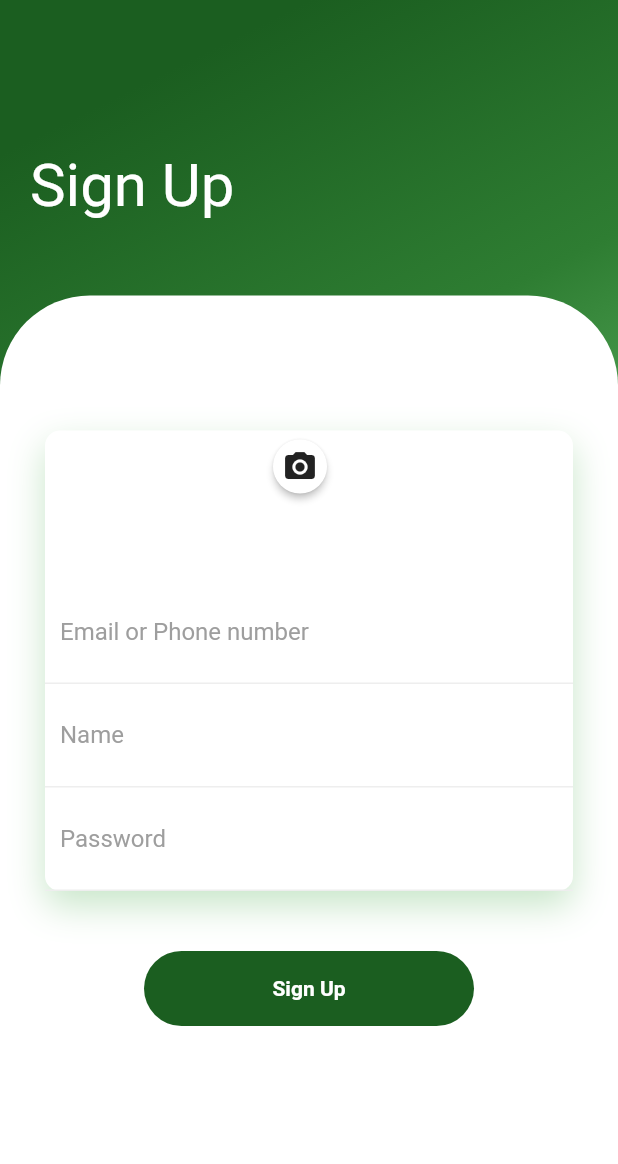
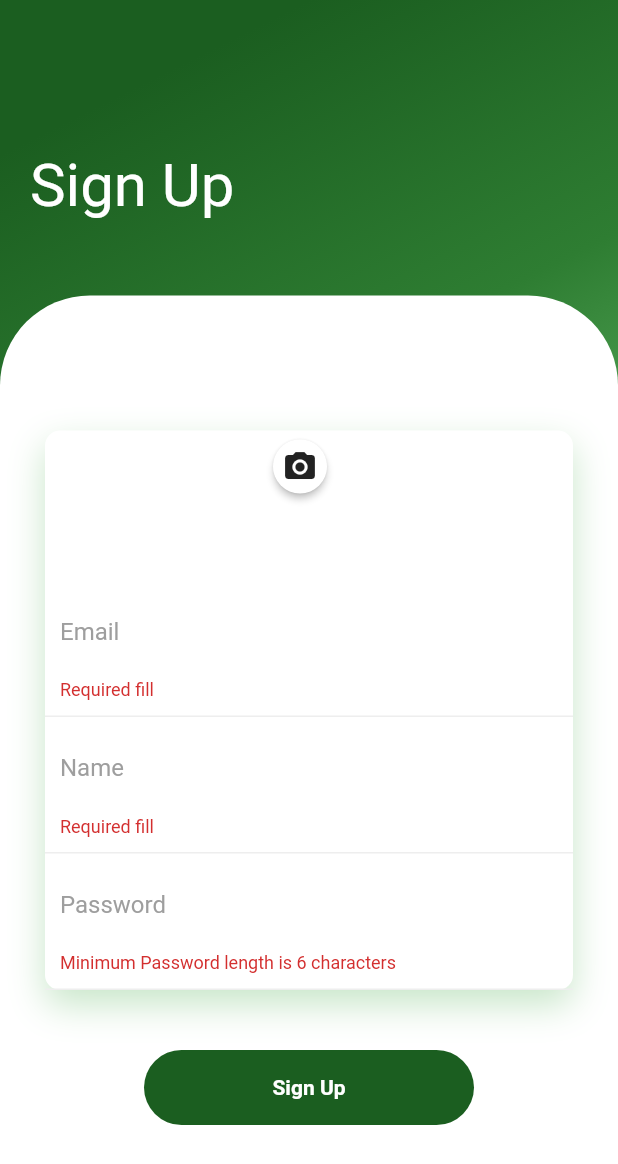
Before and after one commit to teoYQ/Panasonic_App, a Flutter app: the SignUpPage screen opened directly, on a phone screen of 412 x 824 dp. Shown: the top 1164 px of the screen. Run offline on Flutter 3.47's test engine with Material 2 defaults, Android fonts, the phone set to English and light mode, and no system bars; our stand-ins replace firebase_auth, firebase_database, firebase_storage, image_picker, simple_animations; accounts and stored records are empty.

Commit message:
bug fixes

```diff
--- a/panasonic_v1/lib/signup_page.dart
+++ b/panasonic_v1/lib/signup_page.dart
@@ -9,15 +9,13 @@ import 'package:panasonic_v1/authentication.dart';
 import 'package:firebase_database/firebase_database.dart';
 
 class SignUpPage extends StatefulWidget {
-  SignUpPage({Key key, this.auth, this.loginCallback})
-      : super(key: key);
+  SignUpPage({Key key, this.auth, this.loginCallback}) : super(key: key);
   final BaseAuth auth;
   final VoidCallback loginCallback;
   // final String userId;
   @override
   _SignUpPageState createState() => _SignUpPageState(auth);
 }
-
 
 class _SignUpPageState extends State<SignUpPage> {
   static FirebaseDatabase database = FirebaseDatabase.instance;
@@ -38,13 +36,15 @@ class _SignUpPageState extends State<SignUpPage> {
   }
 
   File _pickedImage = File("assets/shoppingcart.png");
-  Future uploadFile(String email, String password,) async {
+  Future uploadFile(
+    String email,
+    String password,
+  ) async {
     Auth userauth = new Auth();
     userauth.signIn(email, password);
     print(_pickedImage.path);
-    StorageReference storageReference = FirebaseStorage.instance
-        .ref()
-        .child('profile/$_name');
+    StorageReference storageReference =
+        FirebaseStorage.instance.ref().child('profile/$_name');
     // .child('profile/${Path.basename(_pickedImage.path)}}');
     StorageUploadTask uploadTask = storageReference.putFile(_pickedImage);
     await uploadTask.onComplete;
@@ -171,8 +171,10 @@ class _SignUpPageState extends State<SignUpPage> {
                                                   shape: BoxShape.circle,
                                                   image: new DecorationImage(
                                                       fit: BoxFit.fill,
-                                                    image: new ExactAssetImage(
-                                                        _pickedImage.path)))
+                                                      image:
+                                                          new ExactAssetImage(
+                                                              _pickedImage
+                                                                  .path)))
 
                                               /*_pickedImage == null
                                         ? Text("?")
@@ -208,10 +210,20 @@ class _SignUpPageState extends State<SignUpPage> {
                                               color: Colors.grey[200]))),
                                   child: TextFormField(
                                     onSaved: (value) => _email = value,
+                                    autovalidate: true,
+                                    validator: (String value) {
+                                      if (value.length == 0) {
+                                        return "Required fill";
+                                      }
+                                      return value.contains('@')
+                                          ? null
+                                          : "Requires a valid email";
+                                    },
                                     keyboardType: TextInputType.emailAddress,
                                     decoration: InputDecoration(
-                                      hintText: "Email or Phone number",
-                                      hintStyle: TextStyle(color: Colors.grey),
+                                        hintText: "Email",
+                                        hintStyle:
+                                            TextStyle(color: Colors.grey),
                                         border: InputBorder.none),
                                   ),
                                 ),
@@ -223,10 +235,25 @@ class _SignUpPageState extends State<SignUpPage> {
                                               color: Colors.grey[200]))),
                                   child: TextFormField(
                                     onSaved: (value) => _name = value,
-                                  obscureText: true,
+                                    autovalidate: true,
+                                    validator: (String value) {
+                                      bool result = true;
+                                      if (value.length == 0) {
+                                        return "Required fill";
+                                      }
+                                      if (value.contains(".") || (value.contains("\$")) || value.contains("[") || value.contains("]") || value.contains("#") || value.contains("/") ){
+                                        result = false;
+                                      }
+
+
+                                      return result
+                                          ? null
+                                          : "No special characters allowed" ;
+                                    },
                                     decoration: InputDecoration(
                                         hintText: "Name",
-                                      hintStyle: TextStyle(color: Colors.grey),
+                                        hintStyle:
+                                            TextStyle(color: Colors.grey),
                                         border: InputBorder.none),
                                   ),
                                 ),
@@ -239,9 +266,16 @@ class _SignUpPageState extends State<SignUpPage> {
                                   child: TextFormField(
                                     onSaved: (value) => _password = value,
                                     obscureText: true,
+                                    autovalidate: true,
+                                    validator: (String value) {
+                                      return value.length < 6
+                                          ? "Minimum Password length is 6 characters"
+                                          : null;
+                                    },
                                     decoration: InputDecoration(
                                         hintText: "Password",
-                                      hintStyle: TextStyle(color: Colors.grey),
+                                        hintStyle:
+                                            TextStyle(color: Colors.grey),
                                         border: InputBorder.none),
                                   ),
                                 ),
@@ -259,16 +293,27 @@ class _SignUpPageState extends State<SignUpPage> {
                                 // if (validateAndSave()) {
                                 // validateAndSubmit();
                                 widget.auth.signUp(_email, _password);
-                              database.reference().child("Users").update({_name : _email});
-                              database.reference().update({_name : {"dose" : 0 , "lights" : "off", "temperature" : 25}});
+                                database
+                                    .reference()
+                                    .child("Users")
+                                    .update({_name: _email});
+                                database.reference().update({
+                                  _name: {
+                                    "dose": 0,
+                                    "lights": "off",
+                                    "temperature": 25
+                                  }
+                                });
                                 // widget.auth.signIn("ngjenyang@gmail.com", "capstone");
-                              uploadFile(_email,_password);
+                                uploadFile(_email, _password);
                                 // widget.auth.signOut();
                                 // }
                                 Navigator.push(
                                   context,
                                   MaterialPageRoute(
-                                    builder: (context) => LoginPage(auth : new Auth()),),
+                                    builder: (context) =>
+                                        LoginPage(auth: new Auth()),
+                                  ),
                                 );
                                 // Validate will return true if is valid, or false if invalid.
                               },
```
Also changed, not shown: panasonic_v1/lib/DIYpage.dart (+12 -6 lines), panasonic_v1/lib/activities.dart (+42 -4 lines), panasonic_v1/pubspec.lock. Lines whose indentation alone changed are shown as unchanged.
